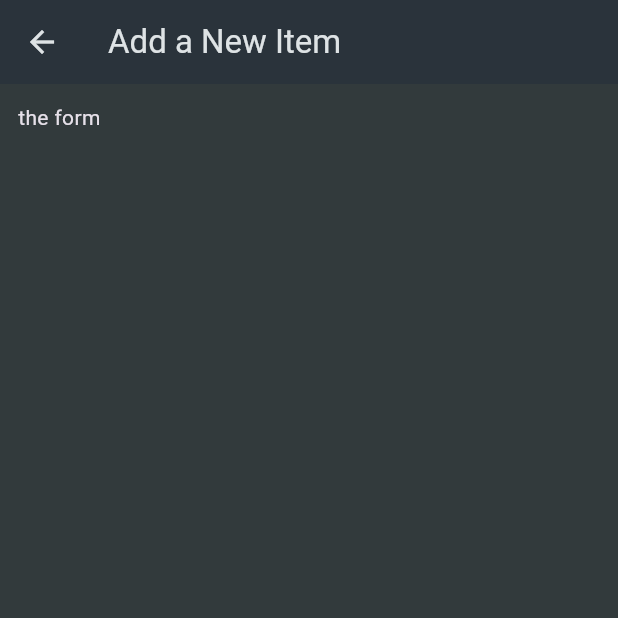
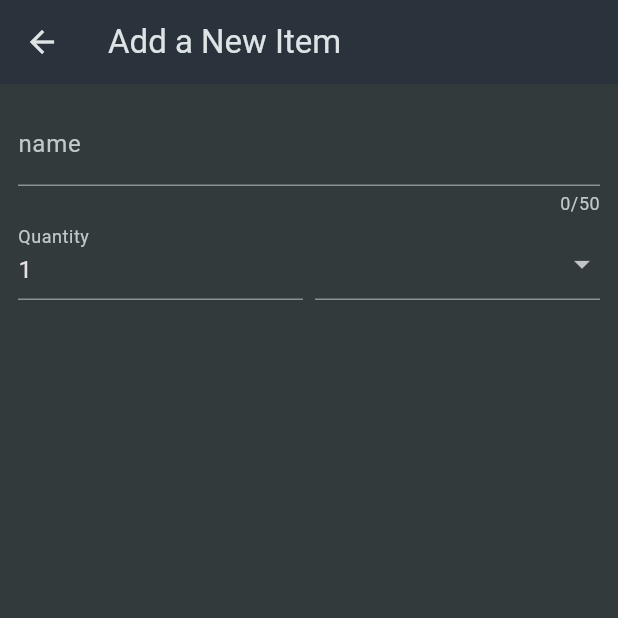
Before and after one commit to TommyPurba/shopping_list, a Flutter app: the NewItem screen opened directly, on a phone screen of 412 x 824 dp, the top half of it. Run offline on Flutter 3.47's test engine with Material 3 defaults, Android fonts, the phone set to English and light mode, and no system bars.

Commit message:
'add a form aware dropdown button

```diff
--- a/lib/data/categories.dart
+++ b/lib/data/categories.dart
@@ -2,7 +2,7 @@ import 'package:flutter/material.dart';
 
 import 'package:shoping_list/models/category.dart';
 
-const categories = {
+const   categories = {
   Categories.vegetables: Category(
     'Vegetables',
     Color.fromARGB(255, 0, 255, 128),
--- a/lib/models/category.dart
+++ b/lib/models/category.dart
@@ -18,9 +18,9 @@ enum Categories{
 
 class Category {
   const Category(
-    this.typeFruit, this.color
+    this.title, this.color
   );
 
-  final String typeFruit;
+  final String title;
   final Color color;
 }
--- a/lib/widgets/new_item.dart
+++ b/lib/widgets/new_item.dart
@@ -1,4 +1,5 @@
 import 'package:flutter/material.dart';
+import 'package:shoping_list/data/categories.dart';
 
 class NewItem extends StatefulWidget {
   const NewItem({super.key});
@@ -17,7 +18,62 @@ class _NewItemState extends State<NewItem>{
       ),
       body: Padding(
         padding: EdgeInsets.all(12),
-        child: Text("the form"),
+        child: Form(
+          child: Column(
+            children: [
+              TextFormField(
+                  maxLength: 50,
+                  decoration: InputDecoration(
+                    label: Text(
+                      "name"
+                    ),
+                  ),
+                  validator: (value) {
+                    return 'demo...';
+                  },
+              ),
+              Row(
+                crossAxisAlignment: CrossAxisAlignment.end,
+                children: [
+                      Expanded(
+                        child: TextFormField(
+                          decoration: InputDecoration(
+                            label: Text(
+                              "Quantity"
+                            ),
+                          ),
+                          initialValue: "1",
+                        ),
+                      ),
+                      const SizedBox(width: 8,),
+                      Expanded(
+                        child: DropdownButtonFormField(
+                          items:[
+                            for (final category in categories.entries)
+                            DropdownMenuItem(
+                              value: category.value,
+                              child: Row(
+                                children: [
+                                  Container(
+                                    height: 16,
+                                    width: 16,
+                                    color: category.value.color,
+                                  ),
+                                  SizedBox(width: 8,),
+                                  Text(category.value.title),
+                                ],
+                              )
+                            )
+                          ],
+                          onChanged: (value){}
+
+                        ),
+                      )
+                    ],
+              )
+            ],
+          ),
+        ),
       ),
     );
   }
```
